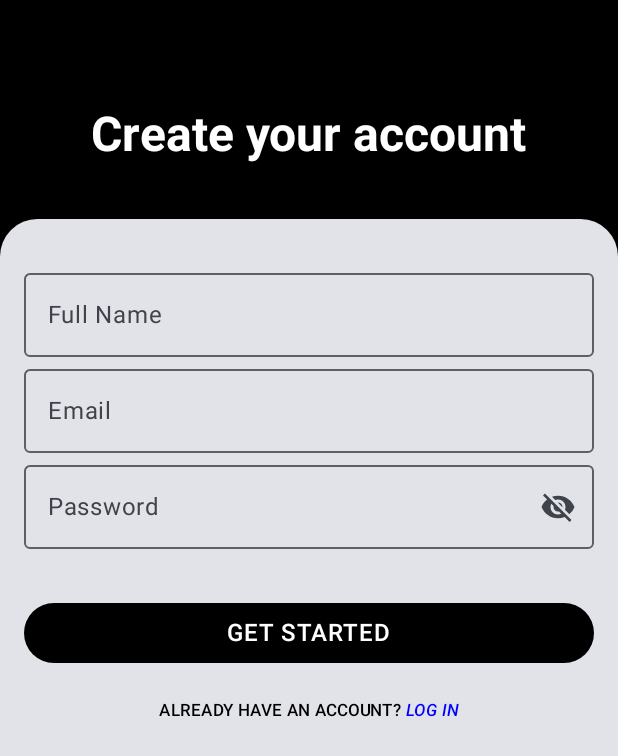
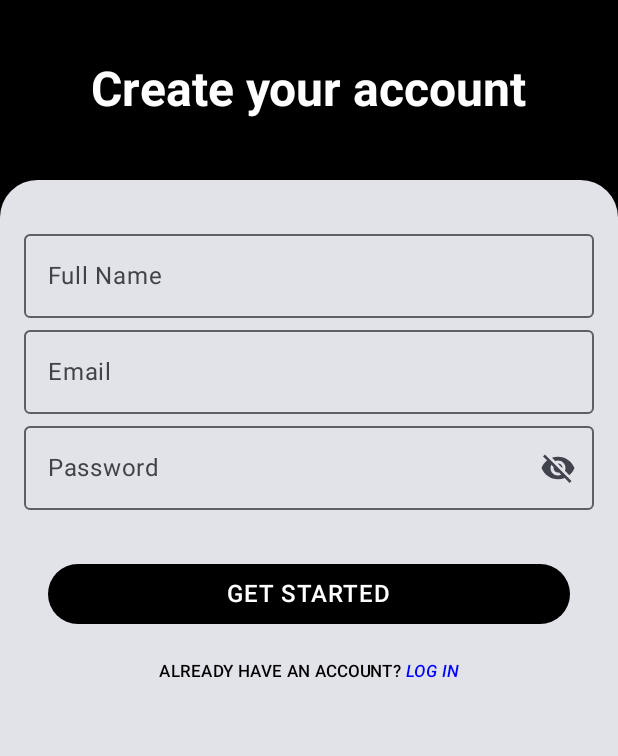
Before and after one commit to DemisChan/Tasky, an Android app built with Jetpack Compose: the screen it shows after launch (MainActivity), on a phone screen of 412 x 824 dp. Shown: the top 756 px of the screen. Run offline under Robolectric (Android 15) with nearby library versions, the phone set to English and light mode, and no system bars; our stand-ins replace Dagger/Hilt's generated code, Timber; libraries missing offline, so code that uses them is left out: com.jakewharton.retrofit2; 1 statement that could not run was skipped.

Commit message:
refactor(auth): Clean up RegisterScreen layout
- Refactor the layout structure within `RegisterScreen` for better organization and spacing.
- Wrap the contents of the `Card` in a `Column` to centralize horizontal padding and simplify child modifiers.
- Adjust the header text's padding and remove an unnecessary `Spacer`.
- Group the error and success message `Text` composables within a `Column` to manage their spacing consistently.
- Remove the vertical centering arrangement from the root `Column` to allow content to align to the top.

```diff
--- a/features/auth/src/main/java/com/dmd/tasky/feature/auth/presentation/register/RegisterScreen.kt
+++ b/features/auth/src/main/java/com/dmd/tasky/feature/auth/presentation/register/RegisterScreen.kt
@@ -3,10 +3,8 @@ package com.dmd.tasky.feature.auth.presentation.register
 import androidx.compose.foundation.background
 import androidx.compose.foundation.layout.Arrangement
 import androidx.compose.foundation.layout.Column
-import androidx.compose.foundation.layout.Spacer
 import androidx.compose.foundation.layout.fillMaxSize
 import androidx.compose.foundation.layout.fillMaxWidth
-import androidx.compose.foundation.layout.height
 import androidx.compose.foundation.layout.padding
 import androidx.compose.foundation.shape.RoundedCornerShape
 import androidx.compose.foundation.text.BasicText
@@ -68,18 +66,17 @@ private fun TaskyRegisterContent(
                 .padding(paddingValues)
                 .background(color = Color.Black),
             horizontalAlignment = Alignment.CenterHorizontally,
-            verticalArrangement = Arrangement.Center
+//            verticalArrangement = Arrangement.Center
         ) {
             Text(
                 text = stringResource(R.string.register_greeting),
                 style = MaterialTheme.typography.headlineLarge,
                 fontWeight = FontWeight.Bold,
                 modifier = Modifier
-                    .padding(top = 70.dp)
+                    .padding(top = 40.dp, bottom = 40.dp)
                     .align(Alignment.CenterHorizontally),
                 color = Color.White
             )
-            Spacer(modifier = Modifier.height(36.dp))
 
             Card(
                 modifier = Modifier
@@ -89,6 +86,11 @@ private fun TaskyRegisterContent(
                     topEnd = 25.dp,
                 ),
             ) {
+                Column(
+                    modifier = Modifier
+                        .fillMaxSize()
+                        .padding(horizontal = 16.dp)
+                ) {
                     LoginInputField(
                         text = "Full Name",
                         value = state.fullName,
@@ -96,11 +98,8 @@ private fun TaskyRegisterContent(
                         modifier = Modifier
                             .padding(
                                 top = 28.dp,
-                            start = 16.dp,
-                            end = 16.dp
                             )
-                        .fillMaxWidth()
-                        .align(Alignment.CenterHorizontally),
+                            .fillMaxWidth(),
                         hidePassword = null,
                         trailingIcon = null
                     )
@@ -109,12 +108,7 @@ private fun TaskyRegisterContent(
                         value = state.email,
                         onValueChange = { onAction(RegisterAction.EmailChanged(it)) },
                         modifier = Modifier
-                        .padding(
-                            start = 16.dp,
-                            end = 16.dp
-                        )
-                        .fillMaxWidth()
-                        .align(Alignment.CenterHorizontally),
+                            .fillMaxWidth(),
                         hidePassword = null,
                         trailingIcon = null
                     )
@@ -125,12 +119,7 @@ private fun TaskyRegisterContent(
                         onValueChange = { onAction(RegisterAction.PasswordChanged(it)) },
                         hidePassword = if (state.passwordVisible) VisualTransformation.None else PasswordVisualTransformation(),
                         modifier = Modifier
-                        .padding(
-                            start = 16.dp,
-                            end = 16.dp
-                        )
-                        .fillMaxWidth()
-                        .align(Alignment.CenterHorizontally),
+                            .fillMaxWidth(),
                         trailingIcon = {
                             IconButton(onClick = { onAction(RegisterAction.PasswordVisibilityChanged) }) {
                                 Icon(
@@ -153,7 +142,6 @@ private fun TaskyRegisterContent(
                             .fillMaxWidth()
                             .align(Alignment.CenterHorizontally)
                     )
-
                     BasicText(
                         text = annotatedString(
                             onAction(RegisterAction.LoginClicked),
@@ -164,7 +152,11 @@ private fun TaskyRegisterContent(
                             .padding(top = 20.dp)
                             .align(Alignment.CenterHorizontally),
                     )
-
+                    Column(
+                        modifier = Modifier.fillMaxWidth(),
+                        horizontalAlignment = Alignment.CenterHorizontally,
+                        verticalArrangement = Arrangement.spacedBy(8.dp)
+                    ) {
                         if (state.error != null) {
                             Text(
                                 text = "Error: ${state.error}",
@@ -179,6 +171,9 @@ private fun TaskyRegisterContent(
                                 color = MaterialTheme.colorScheme.primary,
                                 modifier = Modifier.padding(bottom = 16.dp)
                             )
+                        }
+
+                    }
                 }
             }
         }
```
Lines whose indentation alone changed are shown as unchanged.
